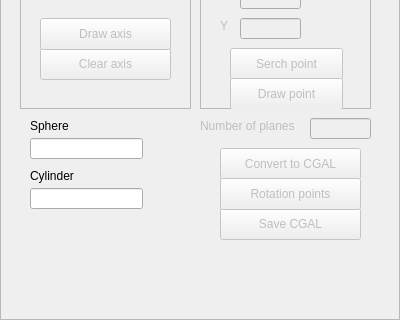
Above: drawmanager.ui from alessandroTola/CG3LabBase before the change; both pictures show x 0 to 400 and y 162 to 482 of the 400 by 482 pixel window. Below: the same form after it.
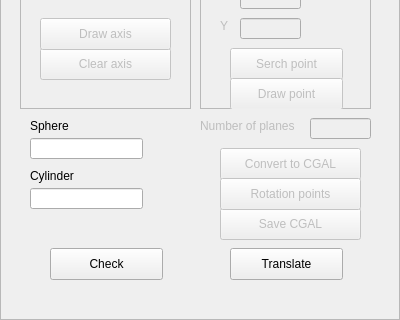
That is the form after the change.

Commit message: First check ok

```diff
--- a/drawmanager.ui
+++ b/drawmanager.ui
@@ -505,6 +505,32 @@
     </rect>
    </property>
   </widget>
+  <widget class="QPushButton" name="translate">
+   <property name="geometry">
+    <rect>
+     <x>230</x>
+     <y>410</y>
+     <width>113</width>
+     <height>32</height>
+    </rect>
+   </property>
+   <property name="text">
+    <string>Translate</string>
+   </property>
+  </widget>
+  <widget class="QPushButton" name="check">
+   <property name="geometry">
+    <rect>
+     <x>50</x>
+     <y>410</y>
+     <width>113</width>
+     <height>32</height>
+    </rect>
+   </property>
+   <property name="text">
+    <string>Check</string>
+   </property>
+  </widget>
   <zorder>coordinate</zorder>
   <zorder>selectAxis</zorder>
   <zorder>loadMesh</zorder>
```
Left out of the diff: 4 changed lines with no effect on the pictures. The commit also changes 4 other files.
